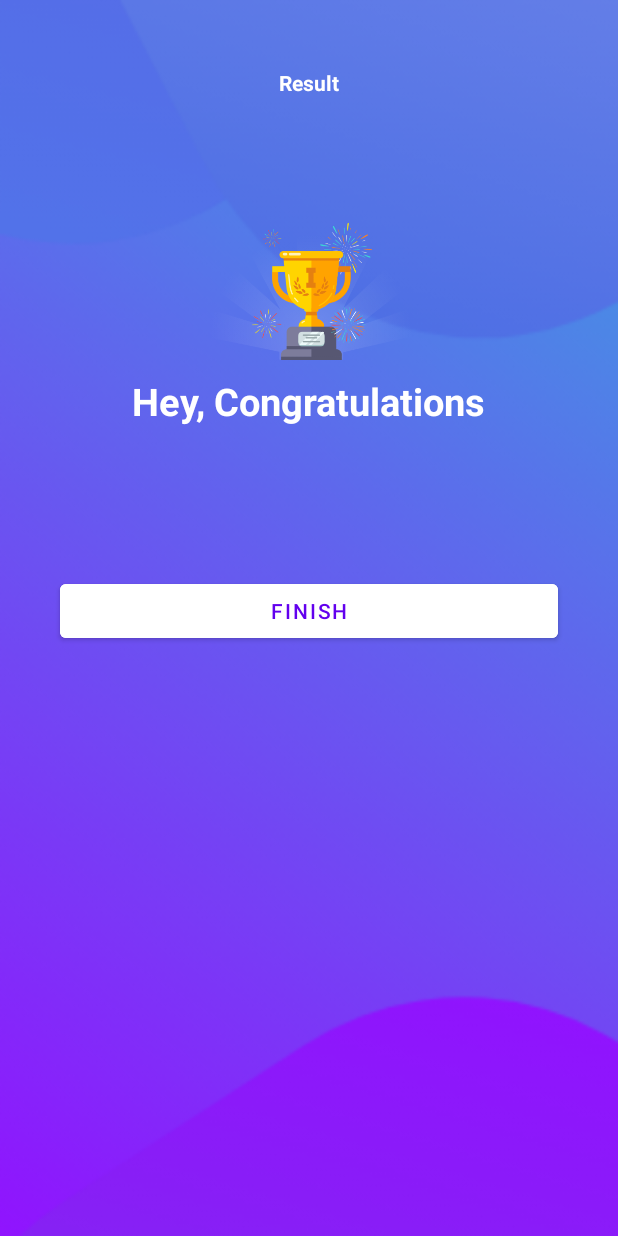
After one commit to giangthao/MyQuizApp, an Android app: the ResultActivity screen opened directly, with no data from a screen before it, on a phone screen of 412 x 824 dp. The commit adds this screen. Run offline under Robolectric (Android 15) with nearby library versions, the phone set to English and light mode, and no system bars.

Commit message:
108 update Huy Code

```diff
--- a/app/src/main/AndroidManifest.xml
+++ b/app/src/main/AndroidManifest.xml
@@ -13,6 +13,9 @@
         android:supportsRtl="true"
         android:theme="@style/Theme.MyQuizApp"
         tools:targetApi="31">
+        <activity
+            android:name=".ResultActivity"
+            android:exported="false" />
         <activity
             android:name=".QuizQuestionActivity"
             android:exported="false" />
--- a/app/src/main/java/com/nexle/myquizapp/Constrants.kt
+++ b/app/src/main/java/com/nexle/myquizapp/Constrants.kt
@@ -1,6 +1,13 @@
 package com.nexle.myquizapp
 
 object Constrants {
+    const val USER_NAME : String = "user_name"
+    const val TOTAL_QUESTION : String = "total_questions"
+    const val CORRECT_ANSWERS: String = "correct_answers"
+
+
+
+
     fun getQuestions(): ArrayList<Question> {
         val questionsList = ArrayList<Question>()
 
--- a/app/src/main/java/com/nexle/myquizapp/MainActivity.kt
+++ b/app/src/main/java/com/nexle/myquizapp/MainActivity.kt
@@ -18,6 +18,8 @@ class MainActivity : AppCompatActivity() {
                 Toast.makeText(this, "Please enter your name", Toast.LENGTH_LONG).show()
             } else {
                 val intent = Intent(this,QuizQuestionActivity::class.java)
+
+                intent.putExtra(Constrants.USER_NAME,etName.text.toString())
                 startActivity(intent)
                 finish()
             }
--- a/app/src/main/java/com/nexle/myquizapp/Question.kt
+++ b/app/src/main/java/com/nexle/myquizapp/Question.kt
@@ -11,5 +11,6 @@ data class Question(
     val optionFour:String,
     val correctAnswer:Int
 // develop_nexle
-
+// 107 branch
+    // 107 branch
     )
--- a/app/src/main/java/com/nexle/myquizapp/QuizQuestionActivity.kt
+++ b/app/src/main/java/com/nexle/myquizapp/QuizQuestionActivity.kt
@@ -14,6 +14,7 @@ class QuizQuestionActivity : AppCompatActivity(),View.OnClickListener {
     private var mCurrentPosition: Int =1
     private var mQuestionList:ArrayList<Question>?=null
     private var mSelectedOptionPosition : Int = 0
+    private var mUserName:String? = null
 
 
     private  var progressBar: ProgressBar? = null
@@ -30,6 +31,7 @@ class QuizQuestionActivity : AppCompatActivity(),View.OnClickListener {
     override fun onCreate(savedInstanceState: Bundle?) {
         super.onCreate(savedInstanceState)
         setContentView(R.layout.activity_quiz_question)
+        mUserName = intent.getStringExtra(Constrants.USER_NAME)
 
         progressBar = findViewById(R.id.progressBar)
         tvProgress  = findViewById(R.id.tv_progress)
@@ -136,7 +138,7 @@ class QuizQuestionActivity : AppCompatActivity(),View.OnClickListener {
                 if(mSelectedOptionPosition == 0){
                     mCurrentPosition++
                     when{
-                        mCurrentPosition <= mQuestionList!!.size -> {
+                        mCurrentPosition <= mQuestionList?.size?:0 -> {
                             setQuestion()
                         }
                         else -> {
@@ -144,12 +146,14 @@ class QuizQuestionActivity : AppCompatActivity(),View.OnClickListener {
                         }
                     }
                 } else {
-                    val question = mQuestionList?.get(mCurrentPosition - 1)
-                    if(question!!.correctAnswer != mSelectedOptionPosition){
+                    //mQuestionList = null
+                    mQuestionList?.let {
+                        val question = it.get(mCurrentPosition - 1)
+                        if(question.correctAnswer != mSelectedOptionPosition){
                             answerView(mSelectedOptionPosition, R.drawable.wrong_option_border_bg)
                         }
                         answerView(question.correctAnswer, R.drawable.correct_option_border_bg)
-                    if(mCurrentPosition == mQuestionList!!.size)
+                        if(mCurrentPosition == it.size)
                         {
                             btnSubmit?.text = "FINISH"
                         } else {
@@ -157,6 +161,25 @@ class QuizQuestionActivity : AppCompatActivity(),View.OnClickListener {
 
                         }
                         mSelectedOptionPosition = 0
+                    }
+//                    if (mQuestionList != null) {
+//                        val question = mQuestionList!!.get(mCurrentPosition - 1)
+//                        if(question!!.correctAnswer != mSelectedOptionPosition){
+//                            answerView(mSelectedOptionPosition, R.drawable.wrong_option_border_bg)
+//                        }
+//                        answerView(question.correctAnswer, R.drawable.correct_option_border_bg)
+////                    mQuestionList != null && mQuestionList!!.size
+////                    mQuestionList?.size
+//                        mQuestionList = null
+//                        if(mCurrentPosition == mQuestionList!!.size)
+//                        {
+//                            btnSubmit?.text = "FINISH"
+//                        } else {
+//                            btnSubmit?.text = "GO TO THE NEXT QUESTION"
+//
+//                        }
+//                        mSelectedOptionPosition = 0
+//                    }
                 }
             }
 
--- /dev/null
+++ b/app/src/main/java/com/nexle/myquizapp/ResultActivity.kt
@@ -0,0 +1,11 @@
+package com.nexle.myquizapp
+
+import androidx.appcompat.app.AppCompatActivity
+import android.os.Bundle
+
+class ResultActivity : AppCompatActivity() {
+    override fun onCreate(savedInstanceState: Bundle?) {
+        super.onCreate(savedInstanceState)
+        setContentView(R.layout.activity_result)
+    }
+}
--- /dev/null
+++ b/app/src/main/res/layout/activity_result.xml
@@ -0,0 +1,68 @@
+<?xml version="1.0" encoding="utf-8"?>
+<LinearLayout
+    xmlns:android="http://schemas.android.com/apk/res/android"
+    xmlns:app="http://schemas.android.com/apk/res-auto"
+    xmlns:tools="http://schemas.android.com/tools"
+    android:layout_width="match_parent"
+    android:layout_height="match_parent"
+    android:background="@drawable/ic_bg"
+    android:orientation="vertical"
+    android:gravity="center_horizontal"
+    android:padding="20dp"
+    tools:context=".ResultActivity">
+
+    <TextView
+        android:id="@+id/tv_result"
+        android:layout_width="wrap_content"
+        android:layout_height="wrap_content"
+        android:text="Result"
+        android:layout_margin="25dp"
+        android:textStyle="bold"
+        android:textColor="@color/white"
+        />
+    <ImageView
+        android:id="@+id/tv_trophy"
+        android:layout_width="200dp"
+        android:layout_height="150dp"
+        android:contentDescription="image"
+        android:src="@drawable/ic_trophy"
+        />
+    <TextView
+        android:id="@+id/tv_congratulations"
+        android:layout_width="wrap_content"
+        android:layout_height="wrap_content"
+        android:text="Hey, Congratulations"
+        android:layout_marginTop="10dp"
+        android:textColor="@color/white"
+        android:textSize="25sp"
+        android:textStyle="bold"
+        />
+    <TextView
+        android:layout_width="wrap_content"
+        android:layout_height="wrap_content"
+        android:textColor="@color/white"
+        android:layout_marginTop="10dp"
+        android:textSize="22sp"
+        android:textStyle="bold"
+        tools:text="Username"
+        />
+    <TextView
+        android:id="@+id/tv_score"
+        android:layout_width="wrap_content"
+        android:layout_height="wrap_content"
+        android:layout_marginTop="10dp"
+        android:textColor="@color/white"
+        android:textSize="22sp"
+        android:textStyle="bold"
+        tools:text="Your Score is 9 out of 10"
+        />
+    <Button
+        android:id="@+id/btn_finish"
+        android:layout_width="match_parent"
+        android:layout_height="wrap_content"
+        android:layout_margin="20dp"
+        android:backgroundTint="@color/white"
+        android:text="FINISH"
+        android:textColor="@color/design_default_color_primary"
+        />
+</LinearLayout>
```
Also changed, not shown: app/src/main/res/drawable-v24/ic_trophy.png (added). Lines whose indentation alone changed are shown as unchanged.
